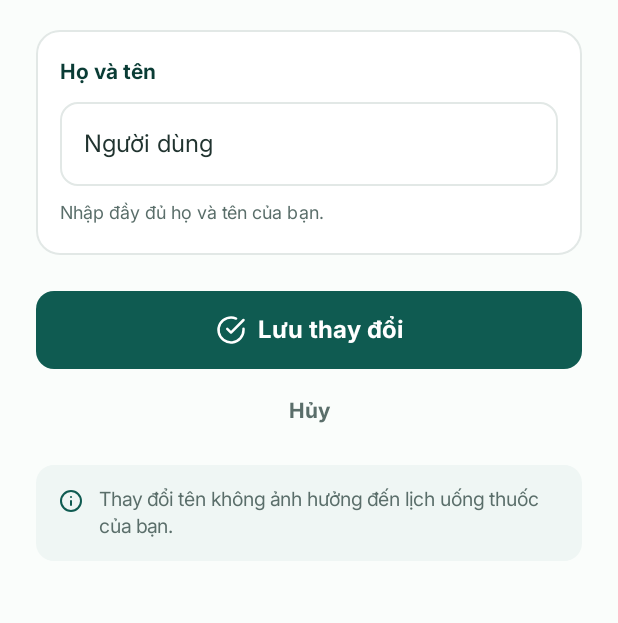
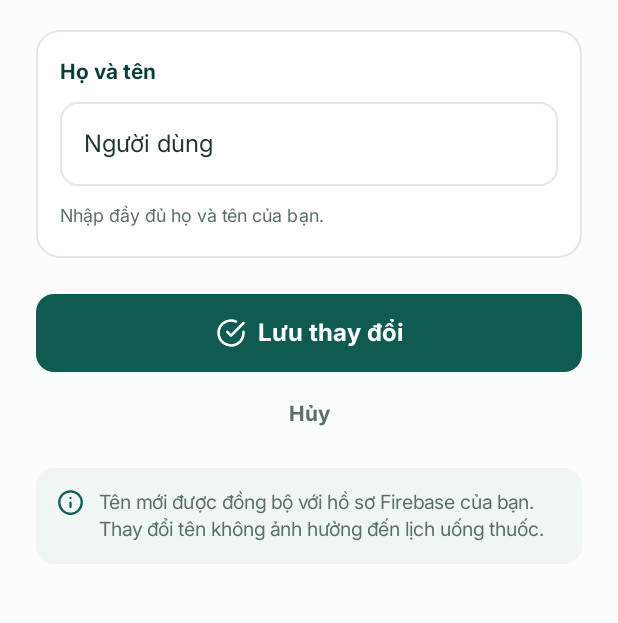
Before and after one commit to ntrang06/DO-AN-THUC-TE-CNPM, an Android app built with Jetpack Compose: the EditNameScreen screen opened through its navigation route, on a phone screen of 412 x 824 dp, the part 338-961 px from its top. Run offline under Robolectric (Android 15) with nearby library versions, the phone set to English and light mode, and no system bars; our stand-ins replace Firebase (no records; nobody signed in at launch, a user with empty details on screens opened directly).

Commit message:
sync user display name with firestore

```diff
--- a/app/src/main/java/com/example/dattcnpm/ui/screens/account/EditNameScreen.kt
+++ b/app/src/main/java/com/example/dattcnpm/ui/screens/account/EditNameScreen.kt
@@ -1,34 +1,15 @@
+
 package com.example.dattcnpm.ui.screens.account
 
 import androidx.compose.foundation.BorderStroke
 import androidx.compose.foundation.clickable
-import androidx.compose.foundation.layout.Arrangement
-import androidx.compose.foundation.layout.Box
-import androidx.compose.foundation.layout.Column
-import androidx.compose.foundation.layout.Row
-import androidx.compose.foundation.layout.Spacer
-import androidx.compose.foundation.layout.fillMaxSize
-import androidx.compose.foundation.layout.fillMaxWidth
-import androidx.compose.foundation.layout.height
-import androidx.compose.foundation.layout.padding
-import androidx.compose.foundation.layout.size
-import androidx.compose.foundation.layout.width
+import androidx.compose.foundation.layout.*
 import androidx.compose.foundation.rememberScrollState
 import androidx.compose.foundation.shape.CircleShape
 import androidx.compose.foundation.shape.RoundedCornerShape
 import androidx.compose.foundation.verticalScroll
-import androidx.compose.material3.Button
-import androidx.compose.material3.ButtonDefaults
-import androidx.compose.material3.Icon
-import androidx.compose.material3.OutlinedTextField
-import androidx.compose.material3.OutlinedTextFieldDefaults
-import androidx.compose.material3.Surface
-import androidx.compose.material3.Text
-import androidx.compose.runtime.Composable
-import androidx.compose.runtime.getValue
-import androidx.compose.runtime.mutableStateOf
-import androidx.compose.runtime.remember
-import androidx.compose.runtime.setValue
+import androidx.compose.material3.*
+import androidx.compose.runtime.*
 import androidx.compose.ui.Alignment
 import androidx.compose.ui.Modifier
 import androidx.compose.ui.graphics.Color
@@ -41,15 +22,21 @@ import androidx.compose.ui.unit.dp
 import androidx.compose.ui.unit.sp
 import com.example.dattcnpm.R
 import com.example.dattcnpm.data.model.UserProfileManager
+import com.example.dattcnpm.data.remote.UserProfileRepository
+import com.google.firebase.auth.FirebaseAuth
+import kotlinx.coroutines.CancellationException
+import kotlinx.coroutines.launch
 
 @Composable
 fun EditNameScreen(
     modifier: Modifier = Modifier,
     onBackClick: () -> Unit = {},
     onSaveSuccess: () -> Unit = {},
-    onCancelClick: () -> Unit = {},
+    onCancelClick: () -> Unit = {}
 ) {
     val context = LocalContext.current
+    val scope = rememberCoroutineScope()
+
     val primaryColor = Color(0xFF0F5B51)
     val lightBgColor = Color(0xFFE0F0EC)
     val darkTextColor = Color(0xFF0A3C35)
@@ -57,121 +44,229 @@ fun EditNameScreen(
     val borderColor = Color(0xFFE2E8E6)
     val infoBgColor = Color(0xFFEFF6F4)
 
-    var nameInput by remember { mutableStateOf(UserProfileManager.name) }
-    var errorMessage by remember { mutableStateOf<String?>(null) }
+    var nameInput by remember {
+        mutableStateOf(UserProfileManager.name)
+    }
+
+    var errorMessage by remember {
+        mutableStateOf<String?>(null)
+    }
+
+    var isSaving by remember {
+        mutableStateOf(false)
+    }
+
+    val saveName: () -> Unit = save@{
+        if (isSaving) return@save
+
+        val trimmedName = nameInput.trim()
+
+        if (trimmedName.isBlank()) {
+            errorMessage = "Vui lòng nhập họ và tên."
+            return@save
+        }
+
+        if (trimmedName.length > 100) {
+            errorMessage = "Họ và tên không được quá 100 ký tự."
+            return@save
+        }
+
+        val uid = FirebaseAuth.getInstance()
+            .currentUser?.uid
+
+        if (uid.isNullOrBlank()) {
+            errorMessage =
+                "Phiên đăng nhập đã kết thúc. Vui lòng đăng nhập lại."
+            return@save
+        }
+
+        isSaving = true
+        errorMessage = null
+
+        scope.launch {
+            try {
+                // Bước 1: Lưu tên mới lên Firestore.
+                UserProfileRepository.updateProfile(
+                    uid = uid,
+                    updates = mapOf(
+                        "displayName" to trimmedName
+                    )
+                )
+
+                // Bước 2: Đảm bảo tài khoản chưa thay đổi.
+                check(
+                    FirebaseAuth.getInstance()
+                        .currentUser?.uid == uid
+                ) {
+                    "Tài khoản đã thay đổi. Vui lòng mở lại hồ sơ."
+                }
+
+                // Bước 3: Cập nhật dữ liệu trên điện thoại.
+                UserProfileManager.init(context)
+                UserProfileManager.name = trimmedName
+                UserProfileManager.saveProfileInfo(context)
+
+                // Bước 4: Trở về màn Account.
+                onSaveSuccess()
+
+            } catch (cancelled: CancellationException) {
+                throw cancelled
+            } catch (error: Exception) {
+                errorMessage = when {
+                    error.message?.contains(
+                        "PERMISSION_DENIED",
+                        ignoreCase = true
+                    ) == true ->
+                        "Không có quyền cập nhật hồ sơ. " +
+                                "Vui lòng kiểm tra Firestore Rules."
+
+                    error.message?.contains(
+                        "UNAVAILABLE",
+                        ignoreCase = true
+                    ) == true ->
+                        "Chưa kết nối được Firestore. " +
+                                "Vui lòng kiểm tra Internet."
+
+                    else ->
+                        "Chưa lưu được tên. " +
+                                "Vui lòng kiểm tra kết nối và thử lại."
+                }
+            } finally {
+                isSaving = false
+            }
+        }
+    }
 
     Surface(
         modifier = modifier.fillMaxSize(),
-        color = Color(0xFFFAFDFB),
+        color = Color(0xFFFAFDFB)
     ) {
         Column(
             modifier = Modifier
                 .fillMaxSize()
                 .verticalScroll(rememberScrollState())
-                .padding(horizontal = 24.dp, vertical = 16.dp),
+                .imePadding()
+                .padding(
+                    horizontal = 24.dp,
+                    vertical = 16.dp
+                )
         ) {
+
             // Header
             Row(
                 verticalAlignment = Alignment.CenterVertically,
-                modifier = Modifier.fillMaxWidth(),
+                modifier = Modifier.fillMaxWidth()
             ) {
                 Surface(
                     shape = CircleShape,
                     color = lightBgColor,
                     modifier = Modifier
                         .size(44.dp)
-                        .clickable { onBackClick() },
+                        .clickable(enabled = !isSaving) {
+                            onBackClick()
+                        }
                 ) {
                     Box(
                         contentAlignment = Alignment.Center,
-                        modifier = Modifier.fillMaxSize(),
+                        modifier = Modifier.fillMaxSize()
                     ) {
                         Icon(
-                            painter = painterResource(id = R.drawable.ic_back),
-                            contentDescription = stringResource(id = R.string.cd_back_button),
+                            painter = painterResource(
+                                R.drawable.ic_back
+                            ),
+                            contentDescription = "Quay lại",
                             tint = primaryColor,
-                            modifier = Modifier.size(20.dp),
+                            modifier = Modifier.size(20.dp)
                         )
                     }
                 }
 
-                Spacer(modifier = Modifier.width(16.dp))
+                Spacer(Modifier.width(16.dp))
 
                 Column {
                     Text(
-                        text = stringResource(id = R.string.account_edit_name),
+                        text = stringResource(
+                            R.string.account_edit_name
+                        ),
                         fontSize = 20.sp,
                         fontWeight = FontWeight.Bold,
-                        color = darkTextColor,
+                        color = darkTextColor
                     )
+
                     Text(
-                        text = stringResource(id = R.string.account_section_personal),
+                        text = stringResource(
+                            R.string.account_section_personal
+                        ),
                         fontSize = 13.sp,
-                        color = subTextColor,
+                        color = subTextColor
                     )
                 }
             }
 
-            Spacer(modifier = Modifier.height(24.dp))
+            Spacer(Modifier.height(24.dp))
 
-            // Icon Badge
+            // Icon
             Surface(
                 shape = RoundedCornerShape(16.dp),
                 color = lightBgColor,
-                modifier = Modifier.size(56.dp),
+                modifier = Modifier.size(56.dp)
             ) {
                 Box(
-                    contentAlignment = Alignment.Center,
-                    modifier = Modifier.fillMaxSize(),
+                    contentAlignment = Alignment.Center
                 ) {
                     Icon(
-                        painter = painterResource(id = R.drawable.ic_user),
+                        painter = painterResource(
+                            R.drawable.ic_user
+                        ),
                         contentDescription = null,
                         tint = primaryColor,
-                        modifier = Modifier.size(28.dp),
+                        modifier = Modifier.size(28.dp)
                     )
                 }
             }
 
-            Spacer(modifier = Modifier.height(20.dp))
+            Spacer(Modifier.height(20.dp))
 
             Text(
                 text = "Tên của bạn",
                 fontSize = 24.sp,
                 fontWeight = FontWeight.Bold,
-                color = darkTextColor,
+                color = darkTextColor
             )
 
-            Spacer(modifier = Modifier.height(8.dp))
+            Spacer(Modifier.height(8.dp))
 
             Text(
                 text = "Tên giúp người thân nhận ra bạn trong MMRA.",
                 fontSize = 14.sp,
-                color = subTextColor,
+                color = subTextColor
             )
 
-            Spacer(modifier = Modifier.height(20.dp))
+            Spacer(Modifier.height(20.dp))
 
             // Input Card
             Surface(
                 shape = RoundedCornerShape(16.dp),
                 color = Color.White,
-                border = BorderStroke(1.dp, borderColor),
-                modifier = Modifier.fillMaxWidth(),
+                border = BorderStroke(
+                    1.dp,
+                    borderColor
+                ),
+                modifier = Modifier.fillMaxWidth()
             ) {
                 Column(
-                    modifier = Modifier
-                        .fillMaxWidth()
-                        .padding(16.dp),
+                    modifier = Modifier.padding(16.dp)
                 ) {
                     Text(
-                        text = stringResource(id = R.string.label_fullname),
+                        text = stringResource(
+                            R.string.label_fullname
+                        ),
                         fontSize = 14.sp,
                         fontWeight = FontWeight.Bold,
-                        color = darkTextColor,
+                        color = darkTextColor
                     )
 
-                    Spacer(modifier = Modifier.height(8.dp))
+                    Spacer(Modifier.height(8.dp))
 
                     OutlinedTextField(
                         value = nameInput,
@@ -179,123 +274,140 @@ fun EditNameScreen(
                             nameInput = it
                             errorMessage = null
                         },
+                        enabled = !isSaving,
                         placeholder = {
                             Text(
-                                text = stringResource(id = R.string.hint_fullname),
-                                color = Color.Gray,
+                                text = stringResource(
+                                    R.string.hint_fullname
+                                ),
+                                color = Color.Gray
                             )
                         },
                         shape = RoundedCornerShape(12.dp),
                         colors = OutlinedTextFieldDefaults.colors(
                             unfocusedBorderColor = borderColor,
-                            focusedBorderColor = primaryColor,
+                            focusedBorderColor = primaryColor
                         ),
                         singleLine = true,
-                        modifier = Modifier.fillMaxWidth(),
+                        modifier = Modifier.fillMaxWidth()
                     )
 
-                    if (errorMessage != null) {
-                        Spacer(modifier = Modifier.height(4.dp))
+                    errorMessage?.let { message ->
+                        Spacer(Modifier.height(8.dp))
+
                         Text(
-                            text = errorMessage!!,
-                            fontSize = 12.sp,
-                            color = Color(0xFFD32F2F),
+                            text = message,
+                            fontSize = 13.sp,
+                            color = Color(0xFFD32F2F)
                         )
                     }
 
-                    Spacer(modifier = Modifier.height(6.dp))
+                    Spacer(Modifier.height(8.dp))
 
                     Text(
                         text = "Nhập đầy đủ họ và tên của bạn.",
                         fontSize = 12.sp,
-                        color = subTextColor,
+                        color = subTextColor
                     )
                 }
             }
 
-            Spacer(modifier = Modifier.height(24.dp))
+            Spacer(Modifier.height(24.dp))
 
-            // Primary Button: Lưu thay đổi
+            // Save Button
             Button(
-                onClick = {
-                    val trimmedName = nameInput.trim()
-                    if (trimmedName.isEmpty()) {
-                        errorMessage = "Vui lòng nhập họ và tên của bạn."
-                    } else {
-                        UserProfileManager.name = trimmedName
-                        UserProfileManager.saveProfileInfo(context)
-                        onSaveSuccess()
-                    }
-                },
+                onClick = saveName,
+                enabled = !isSaving,
                 shape = RoundedCornerShape(12.dp),
-                colors = ButtonDefaults.buttonColors(containerColor = primaryColor),
+                colors = ButtonDefaults.buttonColors(
+                    containerColor = primaryColor
+                ),
                 modifier = Modifier
                     .fillMaxWidth()
-                    .height(52.dp),
+                    .height(52.dp)
             ) {
-                Row(
-                    verticalAlignment = Alignment.CenterVertically,
-                    horizontalArrangement = Arrangement.Center,
-                ) {
+                if (isSaving) {
+                    CircularProgressIndicator(
+                        modifier = Modifier.size(22.dp),
+                        color = Color.White,
+                        strokeWidth = 2.dp
+                    )
+
+                    Spacer(Modifier.width(10.dp))
+
+                    Text("Đang lưu...")
+                } else {
                     Icon(
-                        painter = painterResource(id = R.drawable.ic_check_circle),
+                        painter = painterResource(
+                            R.drawable.ic_check_circle
+                        ),
                         contentDescription = null,
                         tint = Color.White,
-                        modifier = Modifier.size(20.dp),
+                        modifier = Modifier.size(20.dp)
                     )
-                    Spacer(modifier = Modifier.width(8.dp))
+
+                    Spacer(Modifier.width(8.dp))
+
                     Text(
                         text = "Lưu thay đổi",
                         fontSize = 16.sp,
                         fontWeight = FontWeight.Bold,
-                        color = Color.White,
+                        color = Color.White
                     )
                 }
             }
 
-            Spacer(modifier = Modifier.height(16.dp))
+            Spacer(Modifier.height(16.dp))
 
             Text(
-                text = stringResource(id = R.string.avatar_action_cancel),
+                text = stringResource(
+                    R.string.avatar_action_cancel
+                ),
                 fontSize = 14.sp,
                 fontWeight = FontWeight.Bold,
                 color = subTextColor,
                 modifier = Modifier
                     .align(Alignment.CenterHorizontally)
-                    .clickable { onCancelClick() },
+                    .clickable(enabled = !isSaving) {
+                        onCancelClick()
+                    }
             )
 
-            Spacer(modifier = Modifier.height(24.dp))
+            Spacer(Modifier.height(24.dp))
 
             // Info Box
             Surface(
                 shape = RoundedCornerShape(12.dp),
                 color = infoBgColor,
-                modifier = Modifier.fillMaxWidth(),
+                modifier = Modifier.fillMaxWidth()
             ) {
                 Row(
                     modifier = Modifier.padding(14.dp),
-                    verticalAlignment = Alignment.Top,
+                    verticalAlignment = Alignment.Top
                 ) {
                     Icon(
-                        painter = painterResource(id = R.drawable.ic_info_circle),
+                        painter = painterResource(
+                            R.drawable.ic_info_circle
+                        ),
                         contentDescription = null,
                         tint = primaryColor,
-                        modifier = Modifier
-                            .size(18.dp)
-                            .padding(top = 2.dp),
+                        modifier = Modifier.size(18.dp)
                     )
-                    Spacer(modifier = Modifier.width(10.dp))
+
+                    Spacer(Modifier.width(10.dp))
+
                     Text(
-                        text = "Thay đổi tên không ảnh hưởng đến lịch uống thuốc của bạn.",
+                        text = "Tên mới được đồng bộ với hồ sơ " +
+                                "Firebase của bạn. Thay đổi tên " +
+                                "không ảnh hưởng đến lịch uống thuốc.",
                         fontSize = 13.sp,
                         color = subTextColor,
-                        lineHeight = 18.sp,
+                        lineHeight = 18.sp
                     )
                 }
             }
 
-            Spacer(modifier = Modifier.height(16.dp))
+            Spacer(Modifier.height(16.dp))
         }
     }
 }
```
